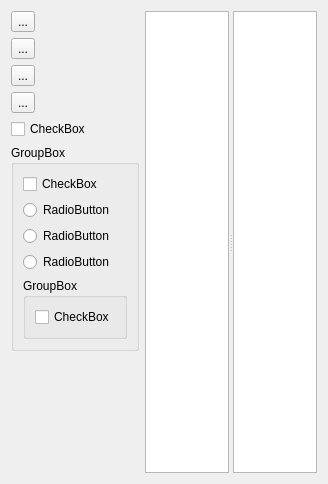
First picture: the form in Qt/lib/mywidgets/filemanager/ui/filemanager.ui, repository RinatB2017/mega_GIT, before the edit.
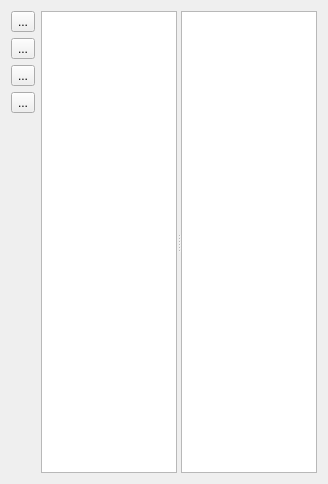
Second picture: the form after the edit.

Patch:
```diff
--- a/Qt/lib/mywidgets/filemanager/ui/filemanager.ui
+++ b/Qt/lib/mywidgets/filemanager/ui/filemanager.ui
@@ -44,66 +44,6 @@
        </property>
       </widget>
      </item>
-     <item>
-      <widget class="QCheckBox" name="checkBox_1">
-       <property name="text">
-        <string>CheckBox</string>
-       </property>
-      </widget>
-     </item>
-     <item>
-      <widget class="QGroupBox" name="groupBox">
-       <property name="title">
-        <string>GroupBox</string>
-       </property>
-       <layout class="QVBoxLayout" name="verticalLayout_2">
-        <item>
-         <widget class="QCheckBox" name="checkBox_2">
-          <property name="text">
-           <string>CheckBox</string>
-          </property>
-         </widget>
-        </item>
-        <item>
-         <widget class="QRadioButton" name="radioButton">
-          <property name="text">
-           <string>RadioButton</string>
-          </property>
-         </widget>
-        </item>
-        <item>
-         <widget class="QRadioButton" name="radioButton_2">
-          <property name="text">
-           <string>RadioButton</string>
-          </property>
-         </widget>
-        </item>
-        <item>
-         <widget class="QRadioButton" name="radioButton_3">
-          <property name="text">
-           <string>RadioButton</string>
-          </property>
-         </widget>
-        </item>
-        <item>
-         <widget class="QGroupBox" name="groupBox_2">
-          <property name="title">
-           <string>GroupBox</string>
-          </property>
-          <layout class="QVBoxLayout" name="verticalLayout_3">
-           <item>
-            <widget class="QCheckBox" name="checkBox_3">
-             <property name="text">
-              <string>CheckBox</string>
-             </property>
-            </widget>
-           </item>
-          </layout>
-         </widget>
-        </item>
-       </layout>
-      </widget>
-     </item>
      <item>
       <spacer name="verticalSpacer">
        <property name="orientation">
```
